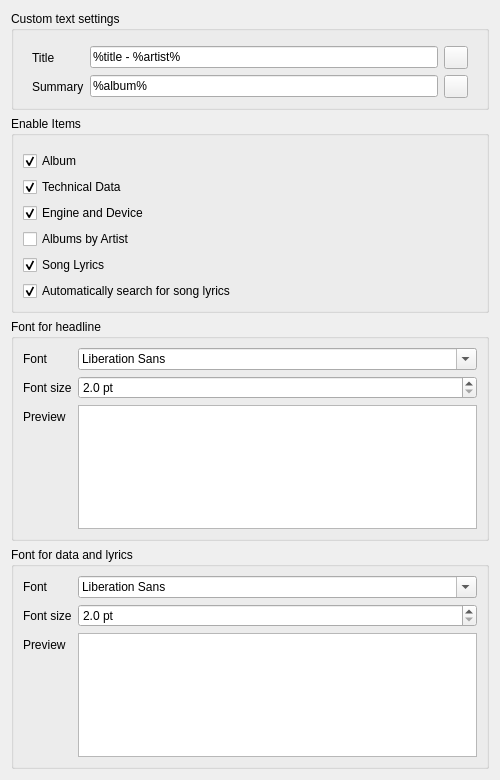
The window that src/settings/contextsettingspage.ui (strawberrymusicplayer/strawberry) describes before a commit, drawn with Qt 5.
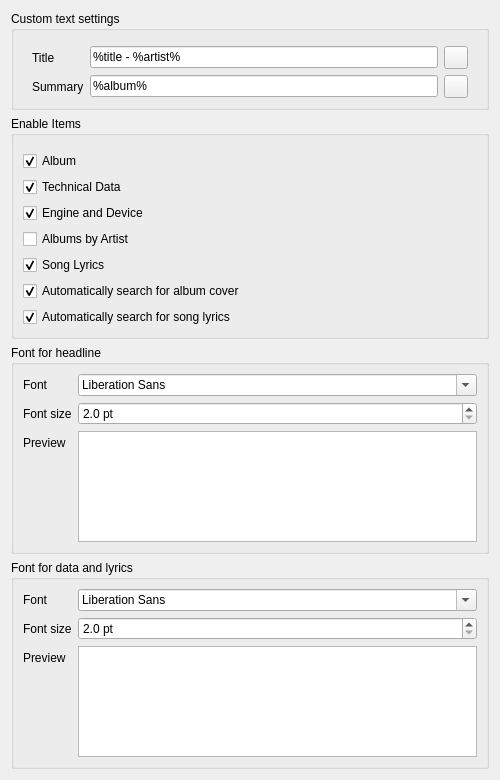
The same window after the commit.

Commit message: Add automatically search for album cover to context settings

What changed in the file:
```diff
--- a/src/settings/contextsettingspage.ui
+++ b/src/settings/contextsettingspage.ui
@@ -196,6 +196,16 @@
         </property>
        </widget>
       </item>
+      <item>
+       <widget class="QCheckBox" name="checkbox_search_cover">
+        <property name="text">
+         <string>Automatically search for album cover</string>
+        </property>
+        <property name="checked">
+         <bool>true</bool>
+        </property>
+       </widget>
+      </item>
       <item>
        <widget class="QCheckBox" name="checkbox_search_lyrics">
         <property name="text">
```
The commit also changes 4 other files.
